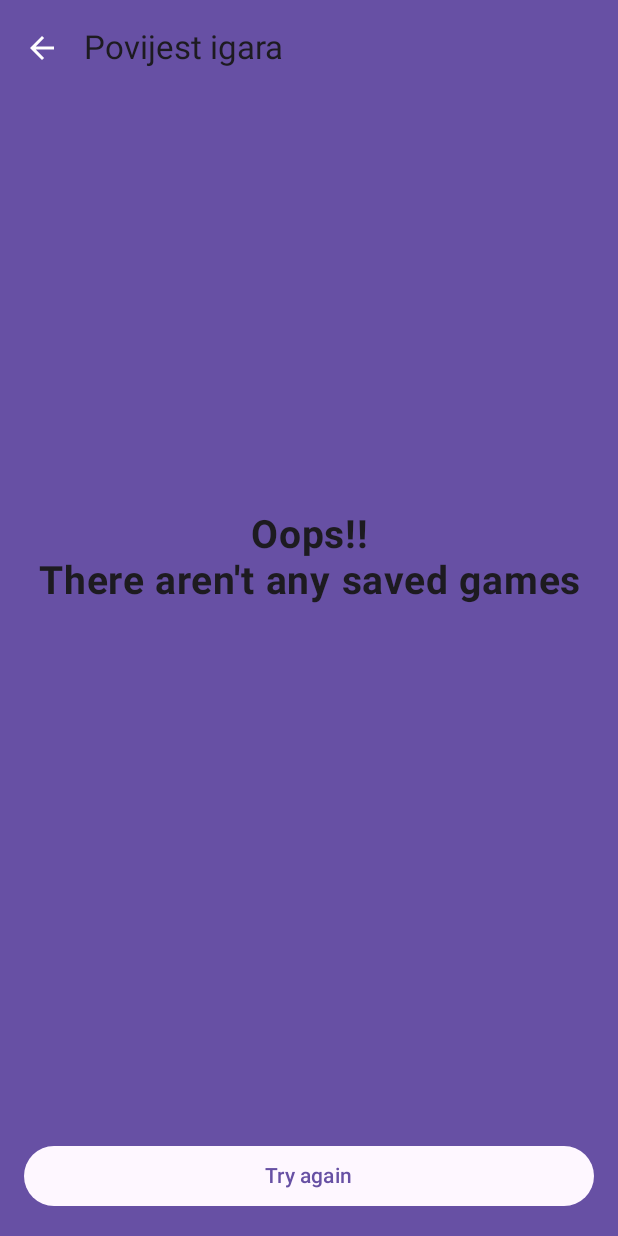
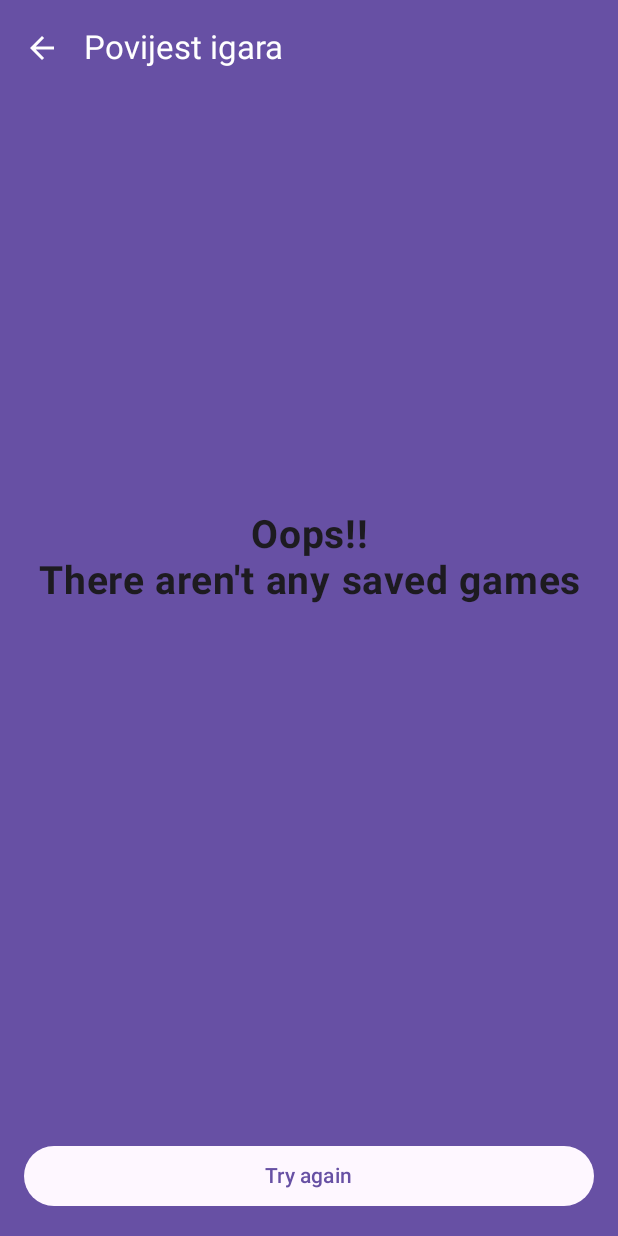
Before and after one commit to bunoza/Belablok, an Android app built with Jetpack Compose: the composable HistoryScreen shown on its own in the app's theme, on a phone screen of 412 x 824 dp. Run offline under Robolectric (Android 15) with nearby library versions, the phone set to English and light mode, and no system bars; libraries missing offline, so code that uses them is left out: com.ramcosta.composedestinations; 1 statement that could not run was skipped.

Commit message:
fixed bug with twenty them calls, locked screen orientation

```diff
--- a/app/src/main/AndroidManifest.xml
+++ b/app/src/main/AndroidManifest.xml
@@ -18,7 +18,9 @@
             android:name=".MainActivity"
             android:exported="true"
             android:label="@string/app_name"
-            android:theme="@style/Theme.BelaBlok">
+            android:theme="@style/Theme.BelaBlok"
+            android:screenOrientation="portrait"
+            >
             <intent-filter>
                 <action android:name="android.intent.action.MAIN" />
 
--- a/app/src/main/java/com/bunoza/belablok/data/database/GameDao.kt
+++ b/app/src/main/java/com/bunoza/belablok/data/database/GameDao.kt
@@ -3,6 +3,8 @@ package com.bunoza.belablok.data.database
 import androidx.room.Dao
 import androidx.room.Insert
 import androidx.room.Query
+import androidx.room.TypeConverter
+import androidx.room.TypeConverters
 import com.bunoza.belablok.data.database.model.Game
 import kotlinx.coroutines.flow.Flow
 
@@ -15,8 +17,7 @@ interface GameDao {
     @Query("SELECT * FROM game")
     fun getAllGames(): Flow<List<Game>>
 
-    @Query("Delete from game")
-    suspend fun deleteAllGames()
+
 
     @Query("SELECT * from game where id=:id")
     fun getGameById(id: Int): Flow<Game>
--- a/app/src/main/java/com/bunoza/belablok/data/repositories/DatabaseRepository.kt
+++ b/app/src/main/java/com/bunoza/belablok/data/repositories/DatabaseRepository.kt
@@ -21,7 +21,7 @@ class DatabaseRepository(private val scoreDao: ScoreDao, private val gameDao: Ga
         return scoreDao.getAllSingleGames().flowOn(Dispatchers.IO)
     }
 
-    suspend fun deleteAllGames() {
+    suspend fun deleteAllSingleGames() {
         withContext(Dispatchers.IO) {
             scoreDao.deleteSingleGame()
         }
@@ -46,4 +46,7 @@ class DatabaseRepository(private val scoreDao: ScoreDao, private val gameDao: Ga
             scoreDao.updateSingleGame(singleGame)
         }
     }
+
+
+
 }
--- a/app/src/main/java/com/bunoza/belablok/ui/gamedetailsscreen/GameDetailsTopBar.kt
+++ b/app/src/main/java/com/bunoza/belablok/ui/gamedetailsscreen/GameDetailsTopBar.kt
@@ -13,11 +13,14 @@ import com.bunoza.belablok.R
 
 @OptIn(ExperimentalMaterial3Api::class)
 @Composable
-fun GameDetailsTopBar(onShareClick: () -> Unit) {
+fun GameDetailsTopBar(onDeleteClick:()->Unit, onShareClick: () -> Unit) {
     TopAppBar(
         title = { Text(text = "Statistika", color = MaterialTheme.colorScheme.onPrimary) },
         colors = TopAppBarDefaults.topAppBarColors(containerColor = MaterialTheme.colorScheme.primary),
         actions = {
+            IconButton(onClick = onDeleteClick) {
+                Icon(painter = painterResource(id = R.drawable.baseline_delete_outline_24), contentDescription = null, tint = MaterialTheme.colorScheme.onPrimary)
+            }
             IconButton(onClick = onShareClick) {
                 Icon(painter = painterResource(id = R.drawable.baseline_share_24), contentDescription = null, tint = MaterialTheme.colorScheme.onPrimary)
             }
--- a/app/src/main/java/com/bunoza/belablok/ui/historyscreen/HistoryScreen.kt
+++ b/app/src/main/java/com/bunoza/belablok/ui/historyscreen/HistoryScreen.kt
@@ -1,6 +1,7 @@
 package com.bunoza.belablok.ui.historyscreen
 
 import androidx.compose.foundation.background
+import androidx.compose.foundation.layout.Arrangement
 import androidx.compose.foundation.layout.PaddingValues
 import androidx.compose.foundation.layout.fillMaxSize
 import androidx.compose.foundation.layout.padding
@@ -34,12 +35,12 @@ fun HistoryScreen(navigator: DestinationsNavigator) {
         }
     }) { paddingValues ->
         when (uiState) {
-            is UIState.Loading -> LoadingScreen()
-            is UIState.Error -> ErrorScreen {
+            UIState.Loading -> LoadingScreen()
+            UIState.Error -> ErrorScreen {
                 historyViewModel.getAllGames()
             }
 
-            is UIState.EmptyListState -> EmptyGameScreen {
+            UIState.EmptyListState -> EmptyGameScreen {
                 historyViewModel.getAllGames()
             }
 
@@ -59,7 +60,8 @@ private fun HistoryScreenContent(gameList: List<Game>, onCardClick: (Game) -> Un
                 end = 16.dp,
                 top = paddingValues.calculateTopPadding(),
                 bottom = 16.dp
-            )
+            ),
+        verticalArrangement = Arrangement.spacedBy(8.dp)
     ) {
         items(gameList) { game ->
             GameItem(
--- a/app/src/main/java/com/bunoza/belablok/ui/historyscreen/HistoryTopBar.kt
+++ b/app/src/main/java/com/bunoza/belablok/ui/historyscreen/HistoryTopBar.kt
@@ -9,13 +9,14 @@ import androidx.compose.material3.TopAppBar
 import androidx.compose.material3.TopAppBarDefaults
 import androidx.compose.runtime.Composable
 import androidx.compose.ui.res.painterResource
+import androidx.compose.ui.text.font.FontFamily
 import com.bunoza.belablok.R
 
 @OptIn(ExperimentalMaterial3Api::class)
 @Composable
 fun HistoryTopBar(onBackClick: () -> Unit) {
     TopAppBar(
-        title = { Text(text = "Povijest igara") },
+        title = { Text(text = "Povijest igara", color = MaterialTheme.colorScheme.onPrimary) },
         navigationIcon = {
             IconButton(onClick = onBackClick) {
                 Icon(painter = painterResource(id = R.drawable.baseline_arrow_back_24), contentDescription = null, tint = MaterialTheme.colorScheme.onPrimary)
--- a/app/src/main/java/com/bunoza/belablok/ui/inputscorescreen/InputScoreViewModel.kt
+++ b/app/src/main/java/com/bunoza/belablok/ui/inputscorescreen/InputScoreViewModel.kt
@@ -191,7 +191,7 @@ class InputScoreViewModel(private val databaseRepository: DatabaseRepository, pr
                     timesCalled = callTwentyThemState.value.timesCalled - 1
                 )
                 timesCalledThem.value = timesCalledThem.value - 20
-            } else if (callTwentyUsState.value.timesCalled == 1) {
+            } else if (callTwentyThemState.value.timesCalled == 1) {
                 callTwentyThemState.value = callTwentyThemState.value.copy(
                     timesCalled = callTwentyThemState.value.timesCalled - 1,
                     visibility = false,
--- a/app/src/main/java/com/bunoza/belablok/ui/scorescreen/ScoreScreenViewModel.kt
+++ b/app/src/main/java/com/bunoza/belablok/ui/scorescreen/ScoreScreenViewModel.kt
@@ -113,7 +113,7 @@ class ScoreScreenViewModel(private val databaseRepository: DatabaseRepository, p
     fun deleteAllGames() {
         viewModelScope.launch {
             insertWholeGame(gameList)
-            databaseRepository.deleteAllGames()
+            databaseRepository.deleteAllSingleGames()
         }
     }
     fun resetNavigation() {
```
Also changed, not shown: app/src/main/java/com/bunoza/belablok/ui/gamedetailsscreen/GameDetailsScreen.kt (+29 -3 lines), app/src/main/java/com/bunoza/belablok/ui/historyscreen/GameCardItem.kt (+12 -3 lines), app/src/main/java/com/bunoza/belablok/ui/scorescreen/TotalScoreItem.kt (+5 -2 lines).
